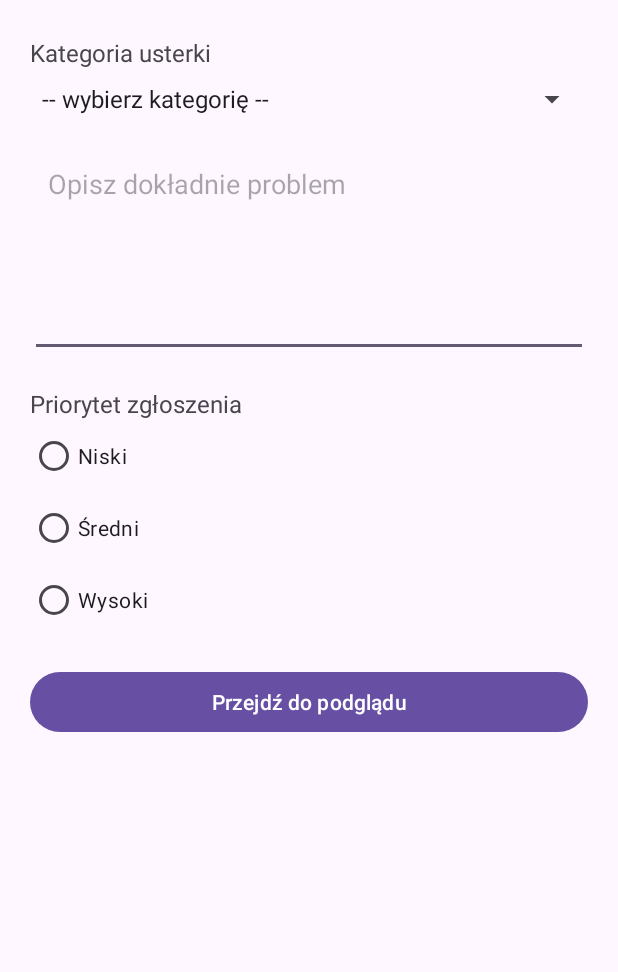
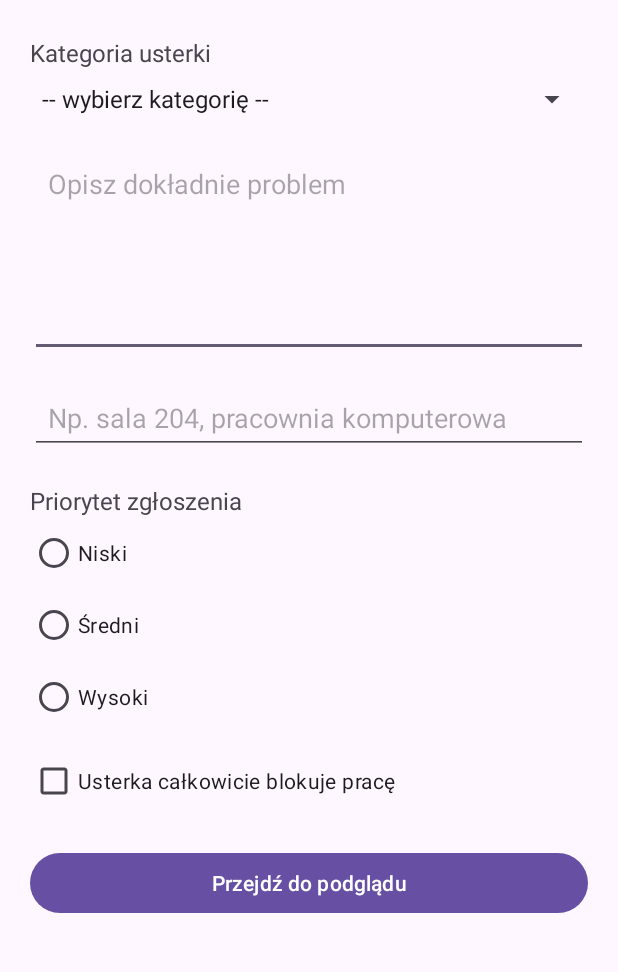
Before and after one commit to M1ki27/zad2-3-15.11-ekrany, an Android app: the screen it shows after launch (MainActivity), on a phone screen of 412 x 824 dp, the part 83-1055 px from its top. Run offline under Robolectric (Android 15) with nearby library versions, the phone set to English and light mode, and no system bars.

Commit message:
Xml dla drugiego ekranu

```diff
--- a/app/src/main/res/layout/activity_main.xml
+++ b/app/src/main/res/layout/activity_main.xml
@@ -40,6 +40,15 @@
             android:inputType="textMultiLine"
             android:padding="12dp" />
 
+        <EditText
+            android:id="@+id/etLocation"
+            android:layout_width="match_parent"
+            android:layout_height="wrap_content"
+            android:layout_marginTop="16dp"
+            android:hint="@string/location_hint"
+            android:inputType="text"
+            android:padding="12dp" />
+
         <TextView
             android:layout_width="match_parent"
             android:layout_height="wrap_content"
@@ -73,6 +82,13 @@
 
         </RadioGroup>
 
+        <CheckBox
+            android:id="@+id/cbBlocking"
+            android:layout_width="match_parent"
+            android:layout_height="wrap_content"
+            android:layout_marginTop="8dp"
+            android:text="@string/blocking_problem" />
+
         <Button
             android:id="@+id/btnNext"
             android:layout_width="match_parent"
```
Also changed, not shown: app/src/main/res/layout/activity_summary.xml (+50 -3 lines).
